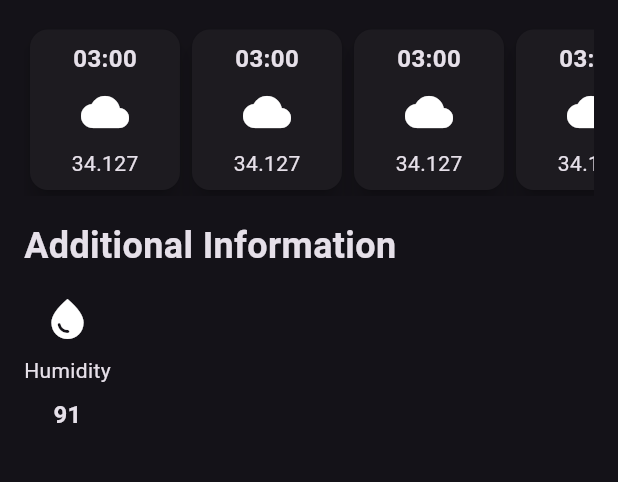
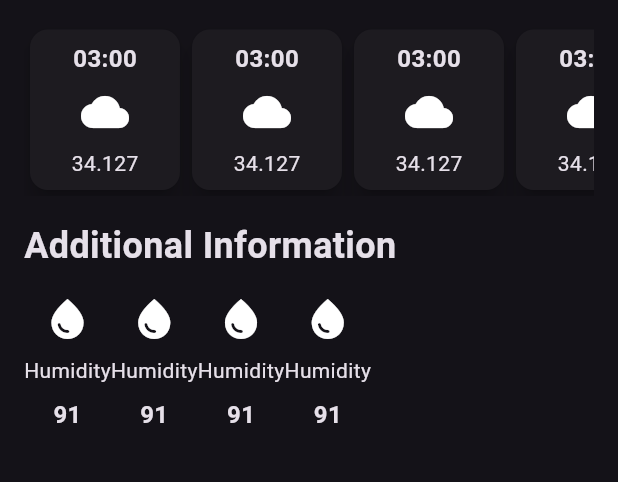
Before and after one commit to drilonhametaj25/flutter_weather_app, a Flutter app: the screen it shows after launch, on a phone screen of 412 x 824 dp, the part 506-988 px from its top. Run offline on Flutter 3.47's test engine with Material 2 defaults, Android fonts, the phone set to English and light mode, and no system bars.

Commit message:
additiona info item

```diff
--- /dev/null
+++ b/lib/additiona_info_item.dart
@@ -0,0 +1,29 @@
+import 'package:flutter/material.dart';
+
+class AdditionalInfoItem extends StatelessWidget {
+  const AdditionalInfoItem({
+    super.key,
+  });
+
+  @override
+  Widget build(BuildContext context) {
+    return const Column(
+      children: [
+        Icon(
+          Icons.water_drop,
+          size: 32,
+        ),
+        SizedBox(height: 8),
+        Text('Humidity'),
+        SizedBox(height: 8),
+        Text(
+          '91',
+          style: TextStyle(
+            fontSize: 16,
+            fontWeight: FontWeight.bold,
+          ),
+        )
+      ],
+    );
+  }
+}
--- a/lib/weather_screen.dart
+++ b/lib/weather_screen.dart
@@ -1,6 +1,7 @@
 import 'dart:ui';
 
 import 'package:flutter/material.dart';
+import 'package:weather_app/additiona_info_item.dart';
 import 'package:weather_app/weather_forecast.dart';
 
 class WeatherScreen extends StatelessWidget {
@@ -107,24 +108,10 @@ class WeatherScreen extends StatelessWidget {
             const SizedBox(height: 16),
             const Row(
               children: [
-                Column(
-                  children: [
-                    Icon(
-                      Icons.water_drop,
-                      size: 32,
-                    ),
-                    SizedBox(height: 8),
-                    Text('Humidity'),
-                    SizedBox(height: 8),
-                    Text(
-                      '91',
-                      style: TextStyle(
-                        fontSize: 16,
-                        fontWeight: FontWeight.bold,
-                      ),
-                    )
-                  ],
-                )
+                AdditionalInfoItem(),
+                AdditionalInfoItem(),
+                AdditionalInfoItem(),
+                AdditionalInfoItem(),
               ],
             )
           ],
```
